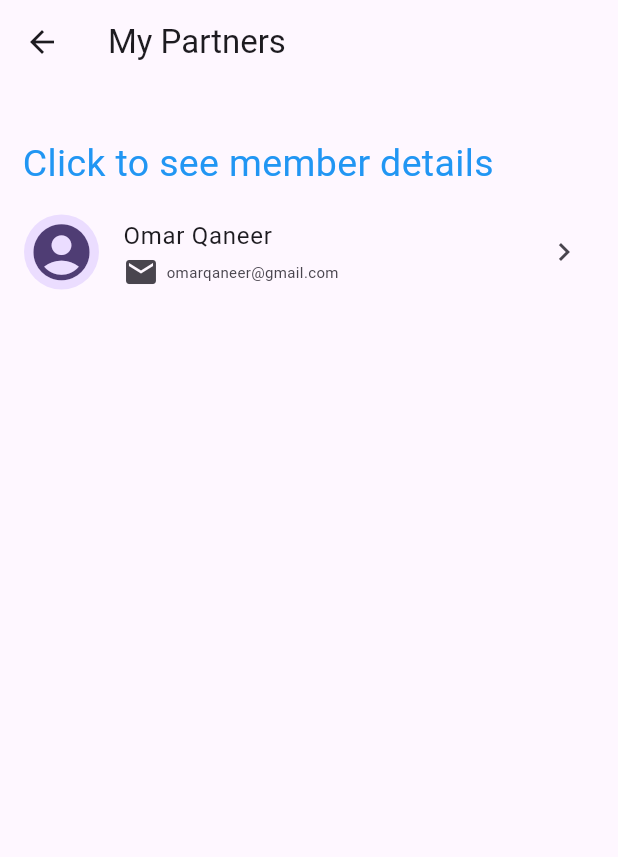
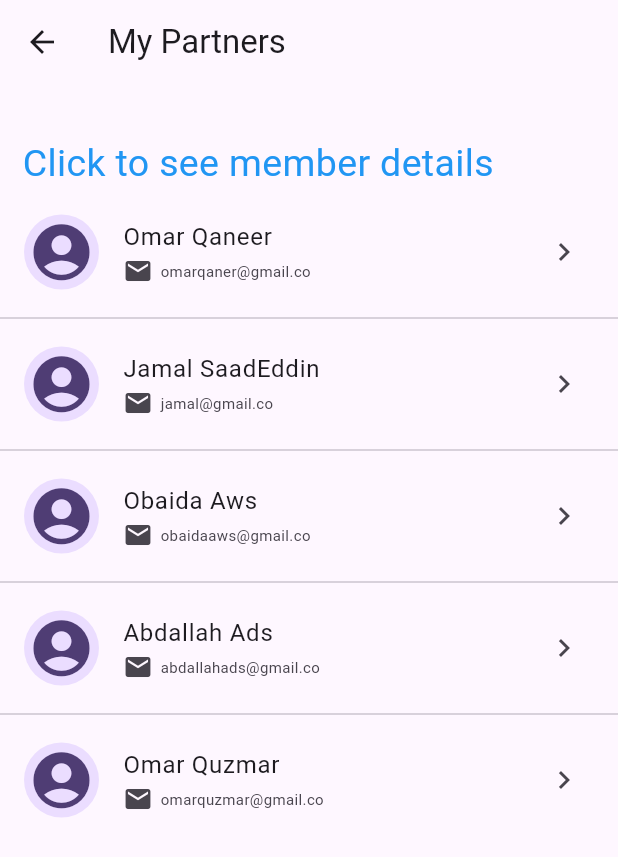
Before and after one commit to Omar-Qaneer/LetsGraduate_Mobile, a Flutter app: the MyPartners screen opened directly, on a phone screen of 412 x 824 dp. Shown: the top 857 px of the screen. Run offline on Flutter 3.47's test engine with Material 3 defaults, Android fonts, the phone set to English and light mode, and no system bars; our stand-ins replace flutter_otp_text_field, get, shared_preferences; accounts and stored records are empty.

Commit message:
Build MyPartners Page Part 3
Add ListView.Separated to display Partners dynamically

```diff
--- a/lib/view/screen/student/mypartners.dart
+++ b/lib/view/screen/student/mypartners.dart
@@ -7,14 +7,53 @@ class MyPartners extends StatelessWidget {
 
   @override
   Widget build(BuildContext context) {
-    Map student = {
-      "name": "Omar Qaneer",
-      "email": "omarqaneer@gmail.com",
-      "academicNumber": "11925044",
-      "department": "Computer Engineering",
-      "address": "Nablus",
-      "mobileNumber": "0594656980",
-    };
+    final students = [
+      {
+        "name": 'Omar Qaneer',
+        "number": 11925044,
+        "department": 'Computer Engineering',
+        "email": 'omarqaner@gmail.co',
+        "mobileNumber": 05954698745,
+        "address": 'Nablus',
+        "isPressed": false,
+      },
+      {
+        "name": 'Jamal SaadEddin',
+        "number": 12345678,
+        "department": 'Computer Engineering',
+        "email": 'jamal@gmail.co',
+        "mobileNumber": 05954698745,
+        "address": 'Nablus',
+        "isPressed": false,
+      },
+      {
+        "name": 'Obaida Aws',
+        "number": 98765432,
+        "department": 'Computer Engineering',
+        "email": 'obaidaaws@gmail.co',
+        "mobileNumber": 05954698745,
+        "address": 'Aqraba',
+        "isPressed": false,
+      },
+      {
+        "name": 'Abdallah Ads',
+        "number": 98765432,
+        "department": 'Computer Engineering',
+        "email": 'abdallahads@gmail.co',
+        "mobileNumber": 05954698745,
+        "address": 'Tulkarem',
+        "isPressed": false,
+      },
+      {
+        "name": 'Omar Quzmar',
+        "number": 98765432,
+        "department": 'Computer Engineering',
+        "email": 'omarquzmar@gmail.co',
+        "mobileNumber": 05954698745,
+        "address": 'Jenin',
+        "isPressed": false,
+      },
+    ];
     return Scaffold(
         appBar: AppBar(
           title: const Text("My Partners"),
@@ -29,13 +68,28 @@ class MyPartners extends StatelessWidget {
                 horizontalPadding: 15,
                 verticalPadding: 5,
               ),
-              CustomListTileStudent(
-                name: student['name'],
-                email: student['email'],
-                widget: const Icon(
-                  Icons.account_circle,
-                  size: 45,
-                ),
+
+              ListView.separated(
+                physics: const ScrollPhysics(),
+                shrinkWrap: true,
+                itemCount: students.length,
+                itemBuilder: (context, index) {
+                  final student = students[index];
+                  return InkWell(
+                    onTap: () {},
+                    child: CustomListTileStudent(
+                      name: student['name'].toString(),
+                      email: student['email'].toString(),
+                      widget: const Icon(
+                        Icons.account_circle,
+                        size: 45,
+                      ),
+                    ),
+                  );
+                },
+                separatorBuilder: (BuildContext context, int index) {
+                  return const Divider();
+                },
               )
             ])));
   }
--- a/lib/view/widget/student/custom_listtile.dart
+++ b/lib/view/widget/student/custom_listtile.dart
@@ -24,7 +24,10 @@ class CustomListTileStudent extends StatelessWidget {
       ),
       subtitle: Row(
         children: [
-          const Icon(Icons.email),
+          const Icon(
+            Icons.email,
+            size: 20,
+          ),
           const SizedBox(
             width: 5,
           ),
```
